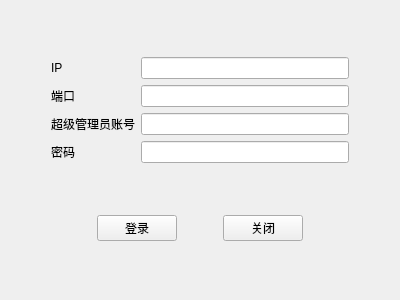
First picture: the form in server/src/widget.ui, repository omigeft/QTChatroom, before the edit.
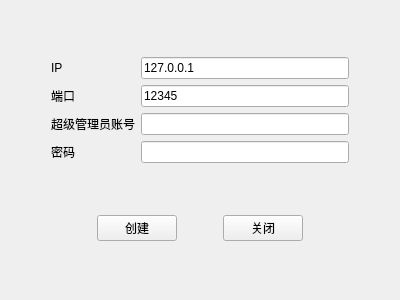
Second picture: the form after the edit.

Diff of the .ui file:
```diff
--- a/server/src/widget.ui
+++ b/server/src/widget.ui
@@ -59,10 +59,18 @@
       </widget>
      </item>
      <item row="0" column="2">
-      <widget class="QLineEdit" name="IPInput"/>
+      <widget class="QLineEdit" name="IPInput">
+       <property name="text">
+        <string>127.0.0.1</string>
+       </property>
+      </widget>
      </item>
      <item row="1" column="2">
-      <widget class="QLineEdit" name="PortInput"/>
+      <widget class="QLineEdit" name="PortInput">
+       <property name="text">
+        <string>12345</string>
+       </property>
+      </widget>
      </item>
      <item row="2" column="2">
       <widget class="QLineEdit" name="AdminInput"/>
@@ -124,7 +132,7 @@
      <item>
       <widget class="QPushButton" name="LoginButton">
        <property name="text">
-        <string>登录</string>
+        <string>创建</string>
        </property>
       </widget>
      </item>
```
